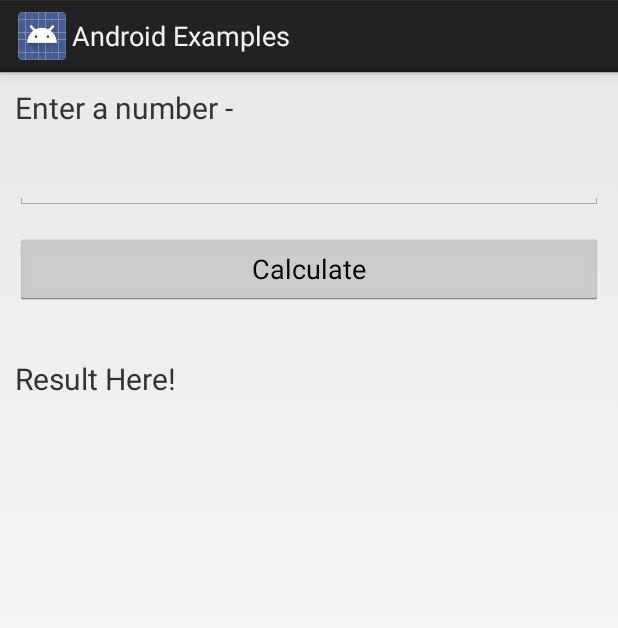
After one commit to VamsiSangam/AndroidExamples, an Android app: the AsyncTaskDemoActivity screen opened directly, with no data from a screen before it, on a phone screen of 412 x 824 dp. The commit adds this screen. Shown: the top 628 px of the screen. Run offline under Robolectric (Android 15) with nearby library versions, the phone set to English and light mode, and no system bars.

Commit message:
Added AsynTask example

```diff
--- a/app/src/main/AndroidManifest.xml
+++ b/app/src/main/AndroidManifest.xml
@@ -31,7 +31,8 @@
         <activity android:name=".TimerActivity" />
         <activity android:name=".BirthdayCalculatorActivity" />
         <activity android:name=".UserPreferencesActivity" />
-        <activity android:name=".ReadWritePreferencesActivity"></activity>
+        <activity android:name=".ReadWritePreferencesActivity" />
+        <activity android:name=".AsyncTaskDemoActivity"></activity>
     </application>
 
 </manifest>
--- a/app/src/main/java/com/vamsisangam/androidexamples/HomeActivity.java
+++ b/app/src/main/java/com/vamsisangam/androidexamples/HomeActivity.java
@@ -53,6 +53,7 @@ public class HomeActivity extends ListActivity {
         arr.add(new HomeActivityListItem("Birthday Calculator", "Know how many days are left for your birthday! Just give your DOB and tadaaa!!"));
         arr.add(new HomeActivityListItem("User Preferences", "Set your user preferences. The layout is automatically generated by Android itself!"));
         arr.add(new HomeActivityListItem("Read/Write User Preferences", "Reads and writes user preferences from a custom .xml file. The layout is not generated and the code to read/write to preferences XML file is manually written."));
+        arr.add(new HomeActivityListItem("Calculate sum of first N numbers", "Calculates the sum of first N numbers in a slow manner using AsyncTask. Notifies user after sum has been calculated."));
 
         ArrayList<HashMap<String, String>> data = new ArrayList<>();
 
@@ -100,6 +101,7 @@ public class HomeActivity extends ListActivity {
         activityMap.put(12, BirthdayCalculatorActivity.class);
         activityMap.put(13, UserPreferencesActivity.class);
         activityMap.put(14, ReadWritePreferencesActivity.class);
+        activityMap.put(15, AsyncTaskDemoActivity.class);
 
         lv.setOnItemClickListener(new AdapterView.OnItemClickListener() {
             @Override
--- /dev/null
+++ b/app/src/main/res/layout/activity_async_task_demo.xml
@@ -0,0 +1,34 @@
+<?xml version="1.0" encoding="utf-8"?>
+<LinearLayout xmlns:android="http://schemas.android.com/apk/res/android"
+    xmlns:app="http://schemas.android.com/apk/res-auto"
+    xmlns:tools="http://schemas.android.com/tools"
+    android:layout_width="match_parent"
+    android:layout_height="match_parent"
+    tools:context="com.vamsisangam.androidexamples.AsyncTaskDemoActivity"
+    android:orientation="vertical"
+    android:padding="10dp">
+    <TextView
+        android:layout_width="match_parent"
+        android:layout_height="wrap_content"
+        android:text="Enter a number -"
+        android:textSize="20sp"/>
+    <EditText
+        android:layout_width="match_parent"
+        android:layout_height="wrap_content"
+        android:id="@+id/AsyncTaskDemoNumber"
+        android:inputType="number"
+        android:layout_marginTop="15dp"/>
+    <Button
+        android:layout_width="match_parent"
+        android:layout_height="wrap_content"
+        android:text="Calculate"
+        android:onClick="calculateSum"
+        android:layout_marginTop="15dp"/>
+    <TextView
+        android:layout_width="match_parent"
+        android:layout_height="wrap_content"
+        android:id="@+id/AsyncTaskDemoResult"
+        android:text="Result Here!"
+        android:textSize="20sp"
+        android:layout_marginTop="35dp"/>
+</LinearLayout>
```
Also changed, not shown: app/src/main/java/com/vamsisangam/androidexamples/AsyncTaskDemoActivity.java (added, +95 -0 lines).
